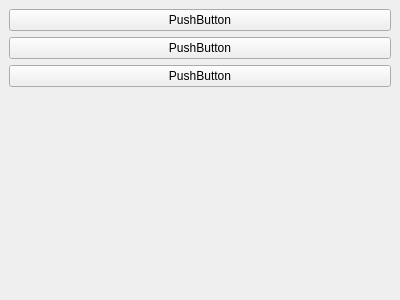
This is src/DockWidget.ui in dukecld/QuantumWell as Qt 5 draws it before an edit. The edited form follows.
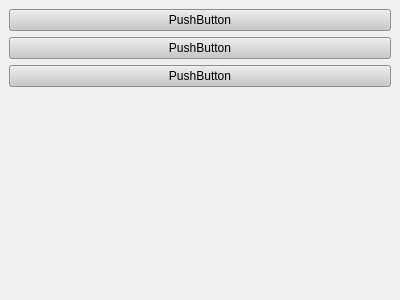
This is the edited form.

What changed in the file:
```diff
--- a/src/DockWidget.ui
+++ b/src/DockWidget.ui
@@ -10,6 +10,25 @@
     <height>300</height>
    </rect>
   </property>
+  <property name="styleSheet">
+   <string notr="true">
+QLineEdit, QTextEdit, QComboBox
+{
+	
+	
+	background-color: rgb(210, 210, 210);
+}
+QPushButton
+{
+	
+	background-color: rgb(200, 200, 200);
+}
+QLabel
+{
+
+}
+</string>
+  </property>
   <property name="windowTitle">
    <string>DockWidget</string>
   </property>
```
